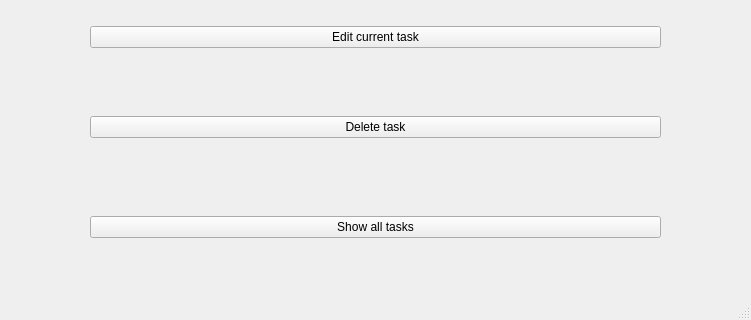
Before: the Qt Designer form task_manager.ui in Lev18/TaskOpium, drawn with Qt 5; both pictures show x 0 to 751 and y 343 to 663 of the 751 by 663 pixel window.
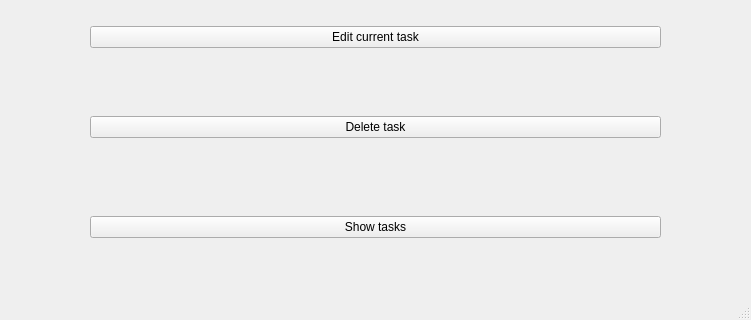
After: the same form once the commit is applied. Icons and pictures are not drawn.

Patch:
```diff
--- a/task_manager.ui
+++ b/task_manager.ui
@@ -113,7 +113,7 @@
      <item>
       <widget class="QPushButton" name="pushButton_7">
        <property name="text">
-        <string>Show all tasks</string>
+        <string>Show tasks</string>
        </property>
       </widget>
      </item>
```
Left out of the diff: 6 changed lines with no effect on the pictures.
